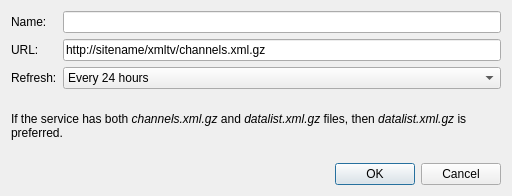
Qt form src/serviceeditor.ui (rweather/tvguide) before a commit.
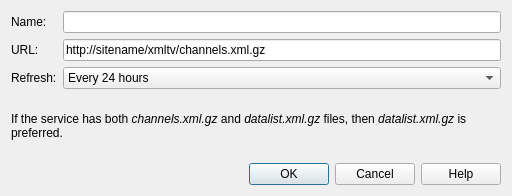
The same form after that commit.

Commit message: Add context-sensitive help to the dialogs.

Diff of the .ui file:
```diff
--- a/src/serviceeditor.ui
+++ b/src/serviceeditor.ui
@@ -103,7 +103,7 @@
       <enum>Qt::Horizontal</enum>
      </property>
      <property name="standardButtons">
-      <set>QDialogButtonBox::Cancel|QDialogButtonBox::Ok</set>
+      <set>QDialogButtonBox::Cancel|QDialogButtonBox::Help|QDialogButtonBox::Ok</set>
      </property>
     </widget>
    </item>
```
The commit also changes 26 other files.
